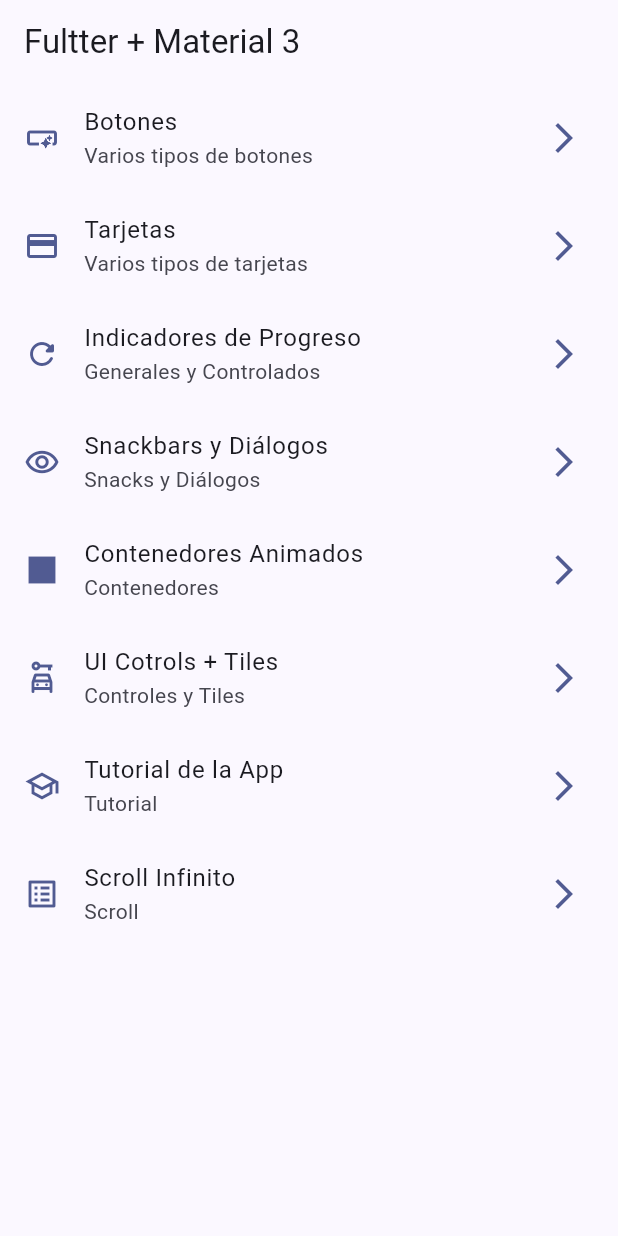
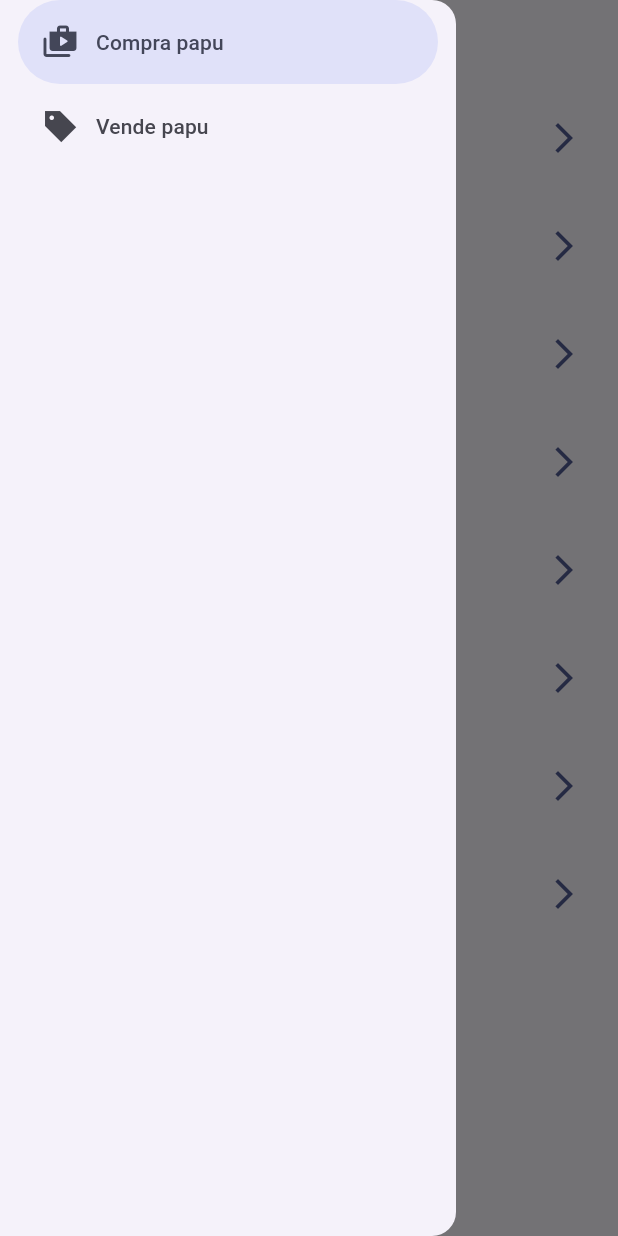
Before and after one commit to criticalRobin/widgets_app_flutter, a Flutter app: the screen it shows after launch, with the side drawer open (before the commit the screen has no drawer), on a phone screen of 412 x 824 dp. Run offline on Flutter 3.47's test engine with Material 3 defaults, Android fonts, the phone set to English and light mode, and no system bars; our stand-ins replace animate_do, go_router.

Commit message:
Created base of SideMenu widget

```diff
--- a/lib/presentation/screens/home/home_screen.dart
+++ b/lib/presentation/screens/home/home_screen.dart
@@ -1,6 +1,7 @@
 import 'package:flutter/material.dart';
 import 'package:go_router/go_router.dart';
 import 'package:widgets_app/config/menu/menu_items.dart';
+import 'package:widgets_app/presentation/widgets/side_menu.dart';
 
 class HomeScreen extends StatelessWidget {
   const HomeScreen({super.key});
@@ -12,6 +13,7 @@ class HomeScreen extends StatelessWidget {
         title: const Text("Fultter + Material 3"),
       ),
       body: const _HomeView(),
+      drawer: const SideMenu(),
     );
   }
 }
--- /dev/null
+++ b/lib/presentation/widgets/side_menu.dart
@@ -0,0 +1,34 @@
+import 'package:flutter/material.dart';
+
+class SideMenu extends StatefulWidget {
+  const SideMenu({super.key});
+
+  @override
+  State<SideMenu> createState() => _SideMenuState();
+}
+
+class _SideMenuState extends State<SideMenu> {
+  int navDrawerIndex = 0;
+
+  @override
+  Widget build(BuildContext context) {
+    return NavigationDrawer(
+      selectedIndex: navDrawerIndex,
+      onDestinationSelected: (value) {
+        setState(() {
+          navDrawerIndex = value;
+        });
+      },
+      children: const [
+        NavigationDrawerDestination(
+          icon: Icon(Icons.shop_2_rounded),
+          label: Text("Compra papu"),
+        ),
+        NavigationDrawerDestination(
+          icon: Icon(Icons.sell_sharp),
+          label: Text("Vende papu"),
+        ),
+      ],
+    );
+  }
+}
```
